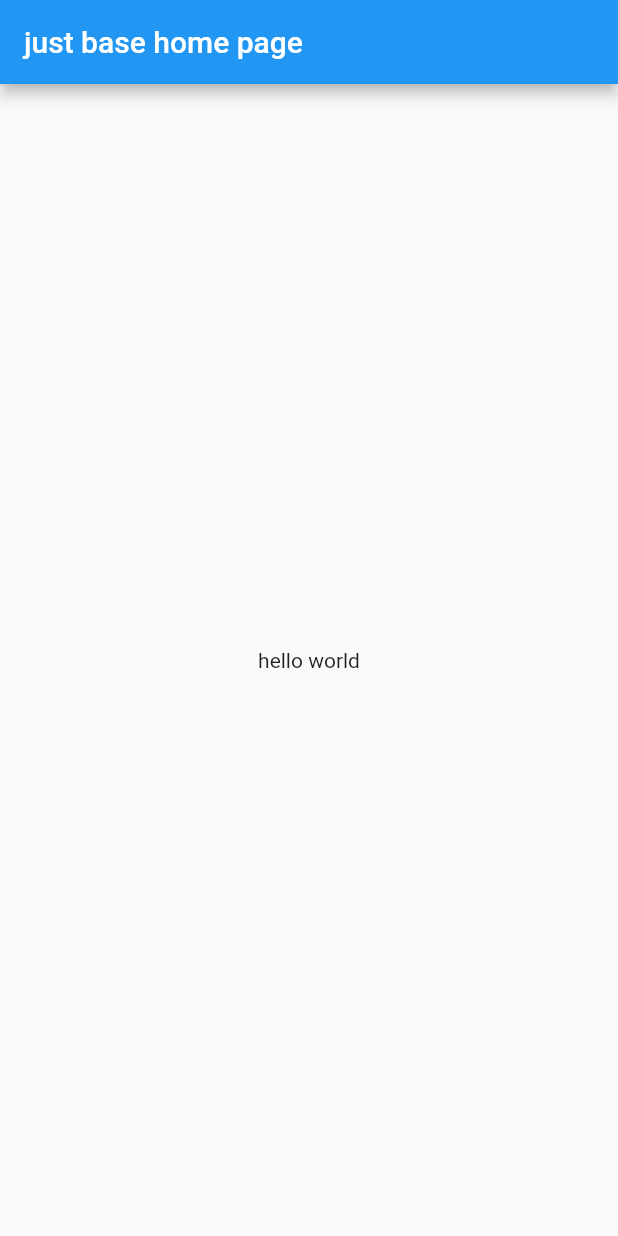
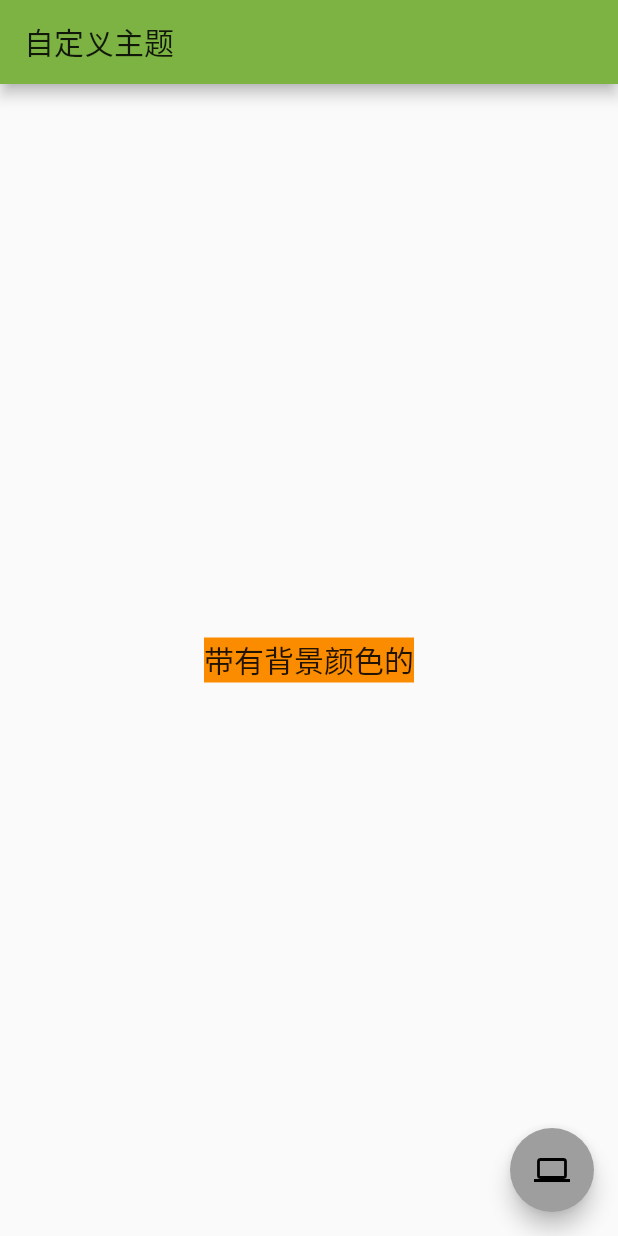
Before and after one commit to lirunkai/flutter_base, a Flutter app: the screen it shows after launch, on a phone screen of 412 x 824 dp. Run offline on Flutter 3.47's test engine with Material 2 defaults, Android fonts, the phone set to English and light mode, and no system bars.

Commit message:
done theme

```diff
--- a/lib/main.dart
+++ b/lib/main.dart
@@ -1,14 +1,50 @@
 import 'package:flutter/material.dart';
 
-void main() => runApp(new MaterialApp(
-  title: 'new Flutter world',
-  home: new Scaffold(
-    appBar: new AppBar(
-      actions: <Widget>[],
-      title: Text('just base home page'),
-    ),
-    body: new Center(
-      child: Text('hello world'),
-    ),
-  ),
-));
+void main() => runApp(new MyApp());
+
+class MyApp extends StatelessWidget {
+  @override
+  Widget build(BuildContext context){
+    final appName = '自定义主题';
+    return new MaterialApp(
+      title: appName,
+      theme: new ThemeData(
+        brightness: Brightness.light,
+        primaryColor: Colors.lightGreen[600],
+        accentColor: Colors.orange[600]
+      ),
+      home: new MyHomePage(
+        title: appName
+      ),
+    );
+  }
+}
+
+class MyHomePage extends StatelessWidget {
+  final String title;
+  MyHomePage({Key key, @required this.title}):super(key:key);
+  @override
+  Widget build(BuildContext context){
+    return new Scaffold(
+      appBar: new AppBar(
+        title: new Text(title),
+      ),
+      body: new Center(
+        child: new Container(
+          color: Theme.of(context).accentColor,
+          child: new Text(
+            '带有背景颜色的',
+            style: Theme.of(context).textTheme.title
+          ),
+        ),
+      ),
+      floatingActionButton: new Theme(
+        data: Theme.of(context).copyWith(accentColor: Colors.grey),
+        child: new FloatingActionButton(
+          onPressed: null,
+          child: new Icon(Icons.computer),
+        ),
+      ),
+    );
+  }
+}
```
